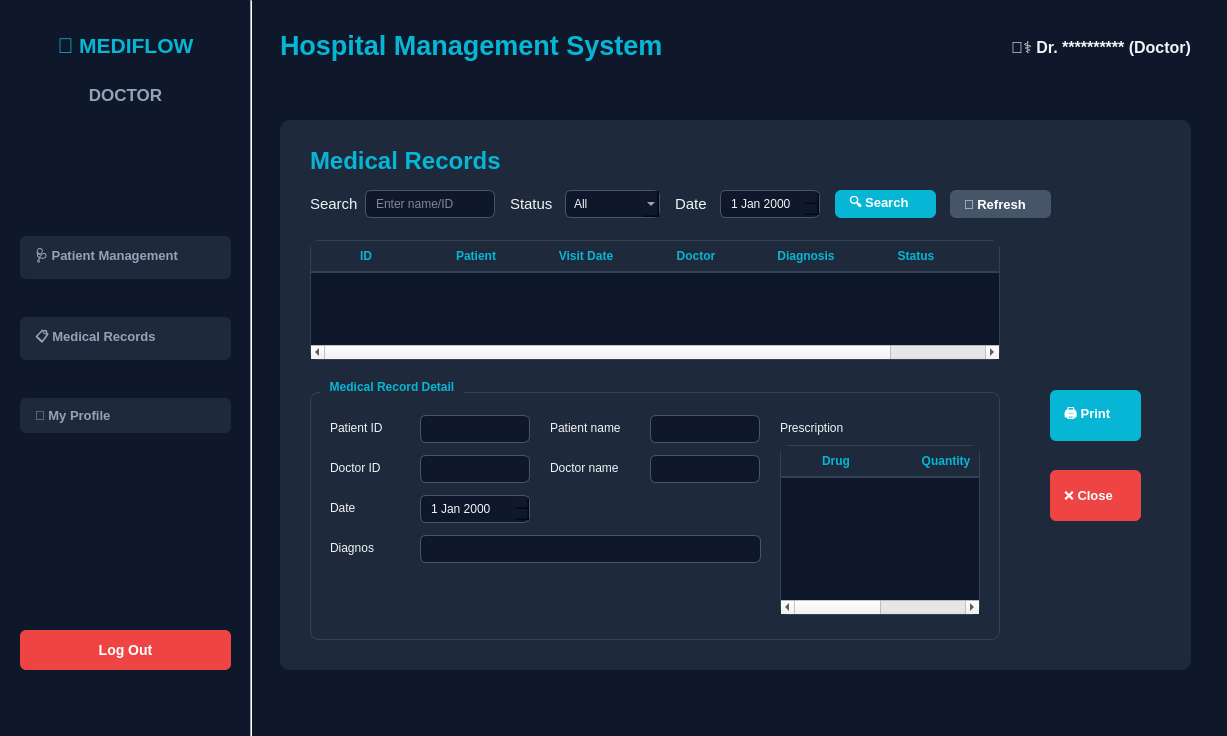
Qt form DoctorWindow.ui (pvz2nghiaaa/HospitalManagement) before a commit.
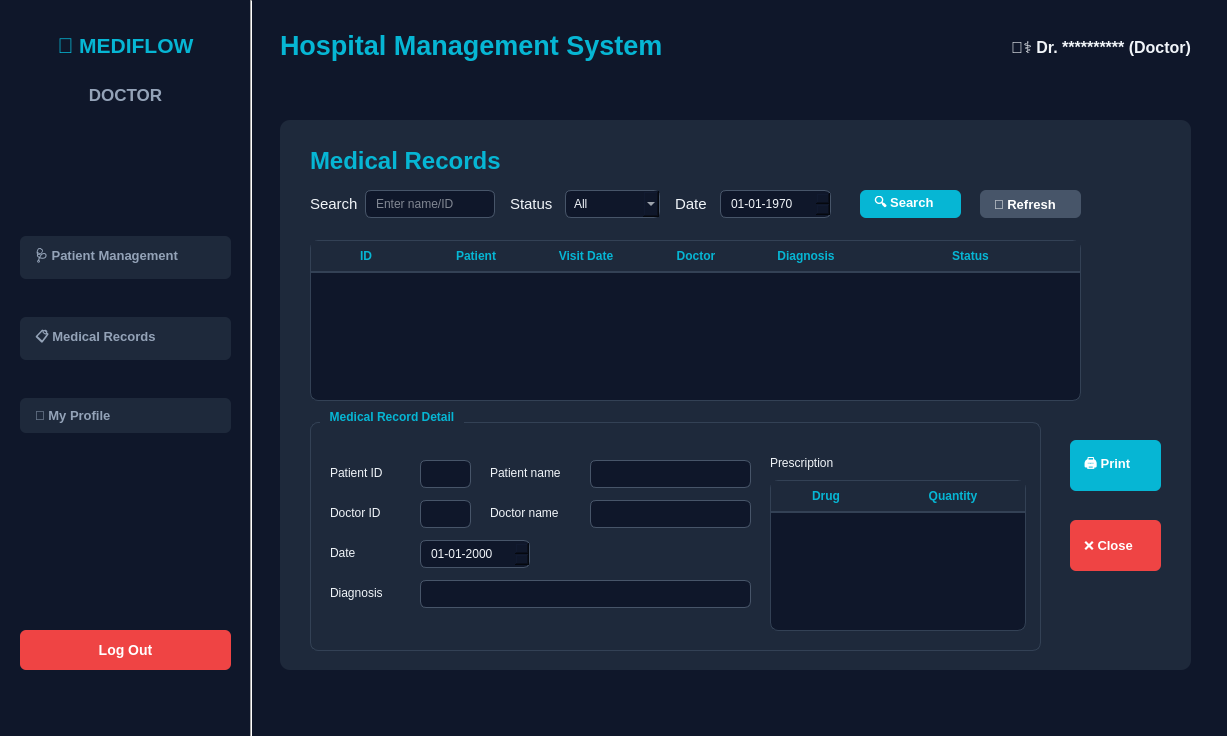
The same form after that commit. The open tabs and pages were chosen to show the change. Icons and pictures are not drawn.

Commit message: redesign UI, fix logic search record, add default avatar

```diff
--- a/DoctorWindow.ui
+++ b/DoctorWindow.ui
@@ -1095,15 +1095,28 @@
         <rect>
          <x>440</x>
          <y>70</y>
-         <width>100</width>
+         <width>111</width>
          <height>28</height>
         </rect>
        </property>
+       <property name="keyboardTracking">
+        <bool>true</bool>
+       </property>
+       <property name="displayFormat">
+        <string>dd-MM-yyyy</string>
+       </property>
+       <property name="date">
+        <date>
+         <year>1970</year>
+         <month>1</month>
+         <day>1</day>
+        </date>
+       </property>
       </widget>
       <widget class="QPushButton" name="btnSearch_5">
        <property name="geometry">
         <rect>
-         <x>555</x>
+         <x>580</x>
          <y>70</y>
          <width>101</width>
          <height>28</height>
@@ -1116,7 +1129,7 @@
       <widget class="QPushButton" name="btnRefreshRecords">
        <property name="geometry">
         <rect>
-         <x>670</x>
+         <x>700</x>
          <y>70</y>
          <width>101</width>
          <height>28</height>
@@ -1131,13 +1144,19 @@
         <rect>
          <x>30</x>
          <y>120</y>
-         <width>690</width>
-         <height>120</height>
+         <width>771</width>
+         <height>161</height>
         </rect>
        </property>
        <attribute name="horizontalHeaderDefaultSectionSize">
         <number>110</number>
        </attribute>
+       <attribute name="horizontalHeaderStretchLastSection">
+        <bool>true</bool>
+       </attribute>
+       <attribute name="verticalHeaderVisible">
+        <bool>false</bool>
+       </attribute>
        <column>
         <property name="text">
          <string>ID</string>
@@ -1168,19 +1187,14 @@
          <string>Status</string>
         </property>
        </column>
-       <column>
-        <property name="text">
-         <string>Action</string>
-        </property>
-       </column>
       </widget>
       <widget class="QGroupBox" name="groupRecordDetail">
        <property name="geometry">
         <rect>
          <x>30</x>
-         <y>260</y>
-         <width>690</width>
-         <height>260</height>
+         <y>290</y>
+         <width>731</width>
+         <height>241</height>
         </rect>
        </property>
        <property name="title">
@@ -1190,7 +1204,7 @@
         <property name="geometry">
          <rect>
           <x>20</x>
-          <y>35</y>
+          <y>50</y>
           <width>80</width>
           <height>25</height>
          </rect>
@@ -1203,8 +1217,8 @@
         <property name="geometry">
          <rect>
           <x>110</x>
-          <y>35</y>
-          <width>110</width>
+          <y>50</y>
+          <width>51</width>
           <height>28</height>
          </rect>
         </property>
@@ -1212,8 +1226,8 @@
        <widget class="QLabel" name="label_15">
         <property name="geometry">
          <rect>
-          <x>240</x>
-          <y>35</y>
+          <x>180</x>
+          <y>50</y>
           <width>91</width>
           <height>25</height>
          </rect>
@@ -1225,9 +1239,9 @@
        <widget class="QLineEdit" name="txtRecordID_2">
         <property name="geometry">
          <rect>
-          <x>340</x>
-          <y>35</y>
-          <width>110</width>
+          <x>280</x>
+          <y>50</y>
+          <width>161</width>
           <height>28</height>
          </rect>
         </property>
@@ -1236,7 +1250,7 @@
         <property name="geometry">
          <rect>
           <x>20</x>
-          <y>75</y>
+          <y>90</y>
           <width>80</width>
           <height>25</height>
          </rect>
@@ -1249,8 +1263,8 @@
         <property name="geometry">
          <rect>
           <x>110</x>
-          <y>75</y>
-          <width>110</width>
+          <y>90</y>
+          <width>51</width>
           <height>28</height>
          </rect>
         </property>
@@ -1258,8 +1272,8 @@
        <widget class="QLabel" name="label_16">
         <property name="geometry">
          <rect>
-          <x>240</x>
-          <y>75</y>
+          <x>180</x>
+          <y>90</y>
           <width>91</width>
           <height>25</height>
          </rect>
@@ -1271,9 +1285,9 @@
        <widget class="QLineEdit" name="txtRecordID_3">
         <property name="geometry">
          <rect>
-          <x>340</x>
-          <y>75</y>
-          <width>110</width>
+          <x>280</x>
+          <y>90</y>
+          <width>161</width>
           <height>28</height>
          </rect>
         </property>
@@ -1282,7 +1296,7 @@
         <property name="geometry">
          <rect>
           <x>20</x>
-          <y>115</y>
+          <y>130</y>
           <width>80</width>
           <height>25</height>
          </rect>
@@ -1295,7 +1309,7 @@
         <property name="geometry">
          <rect>
           <x>110</x>
-          <y>115</y>
+          <y>130</y>
           <width>110</width>
           <height>28</height>
          </rect>
@@ -1303,26 +1317,29 @@
         <property name="readOnly">
          <bool>true</bool>
         </property>
+        <property name="displayFormat">
+         <string>dd-MM-yyyy</string>
+        </property>
        </widget>
        <widget class="QLabel" name="label_21">
         <property name="geometry">
          <rect>
           <x>20</x>
-          <y>155</y>
+          <y>170</y>
           <width>80</width>
           <height>25</height>
          </rect>
         </property>
         <property name="text">
-         <string>Diagnos</string>
+         <string>Diagnosis</string>
         </property>
        </widget>
        <widget class="QLineEdit" name="txtRecordID_5">
         <property name="geometry">
          <rect>
           <x>110</x>
-          <y>155</y>
-          <width>341</width>
+          <y>170</y>
+          <width>331</width>
           <height>28</height>
          </rect>
         </property>
@@ -1330,8 +1347,8 @@
        <widget class="QLabel" name="label_23">
         <property name="geometry">
          <rect>
-          <x>470</x>
-          <y>35</y>
+          <x>460</x>
+          <y>40</y>
           <width>100</width>
           <height>25</height>
          </rect>
@@ -1343,15 +1360,21 @@
        <widget class="QTableWidget" name="tblRecordPrescription">
         <property name="geometry">
          <rect>
-          <x>470</x>
-          <y>65</y>
-          <width>200</width>
-          <height>170</height>
+          <x>460</x>
+          <y>70</y>
+          <width>256</width>
+          <height>151</height>
          </rect>
         </property>
         <attribute name="horizontalHeaderDefaultSectionSize">
          <number>110</number>
         </attribute>
+        <attribute name="horizontalHeaderStretchLastSection">
+         <bool>true</bool>
+        </attribute>
+        <attribute name="verticalHeaderVisible">
+         <bool>false</bool>
+        </attribute>
         <column>
          <property name="text">
           <string>Drug</string>
@@ -1367,8 +1390,8 @@
       <widget class="QPushButton" name="btnPrintRecord">
        <property name="geometry">
         <rect>
-         <x>770</x>
-         <y>270</y>
+         <x>790</x>
+         <y>320</y>
          <width>91</width>
          <height>51</height>
         </rect>
@@ -1380,8 +1403,8 @@
       <widget class="QPushButton" name="btnCloseRecord">
        <property name="geometry">
         <rect>
-         <x>770</x>
-         <y>350</y>
+         <x>790</x>
+         <y>400</y>
          <width>91</width>
          <height>51</height>
         </rect>
```
Left out of the diff: 70 changed lines with no effect on the pictures. The commit also changes 7 other files.
